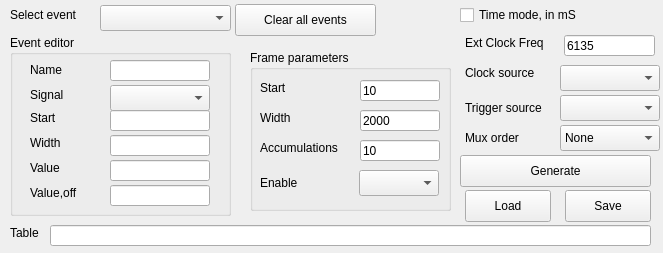
Qt form timinggenerator.ui (MOBILionSystems/MIPS-app-MOBILion) before a commit.
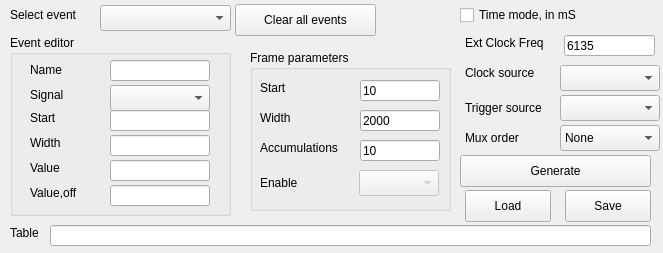
The same form after that commit.

```diff
--- a/timinggenerator.ui
+++ b/timinggenerator.ui
@@ -331,6 +331,9 @@
     </property>
    </widget>
    <widget class="QComboBox" name="comboEnable">
+    <property name="enabled">
+     <bool>false</bool>
+    </property>
     <property name="geometry">
      <rect>
       <x>109</x>
```
